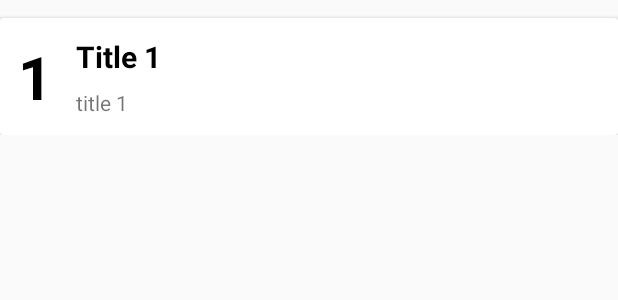
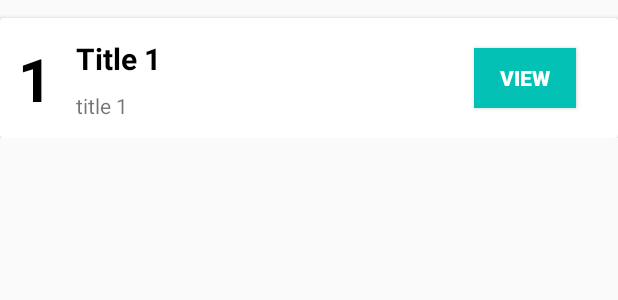
Before and after one commit to AnawaratneMANA/MOBILE_APPLICATION, an Android app: the layout my_row.xml on its own in the app's theme, with its tools: preview values and no code run, on a phone screen of 412 x 824 dp. Shown: the top 300 px of the screen. Run offline under Robolectric (Android 15) with nearby library versions, the phone set to English and light mode, and no system bars.

Commit message:
UI change in list view my_row.xml file

```diff
--- a/app/src/main/res/layout/my_row.xml
+++ b/app/src/main/res/layout/my_row.xml
@@ -50,6 +50,21 @@
                 android:text="title 1"
                 app:layout_constraintBottom_toBottomOf="parent"
                 app:layout_constraintStart_toStartOf="@+id/title_txt" />
+
+            <Button
+                android:id="@+id/button"
+                android:layout_width="68dp"
+                android:layout_height="40dp"
+                android:layout_marginTop="8dp"
+                android:layout_marginEnd="16dp"
+                android:layout_marginBottom="8dp"
+                android:background="@color/colorPrimary"
+                android:text="View"
+                android:textColor="#FFFFFF"
+                android:textStyle="bold"
+                app:layout_constraintBottom_toBottomOf="parent"
+                app:layout_constraintEnd_toEndOf="parent"
+                app:layout_constraintTop_toTopOf="parent" />
         </androidx.constraintlayout.widget.ConstraintLayout>
     </androidx.cardview.widget.CardView>
 </LinearLayout>
```
